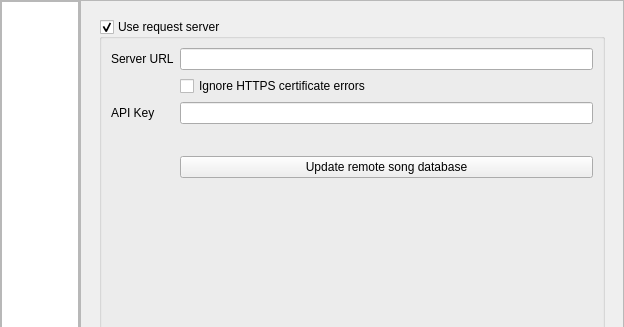
Above: OpenKJ/dlgsettings.ui from OpenKJ/OpenKJ before the change; both pictures show x 0 to 624 and y 0 to 327 of the 624 by 704 pixel window. Below: the same form after it.
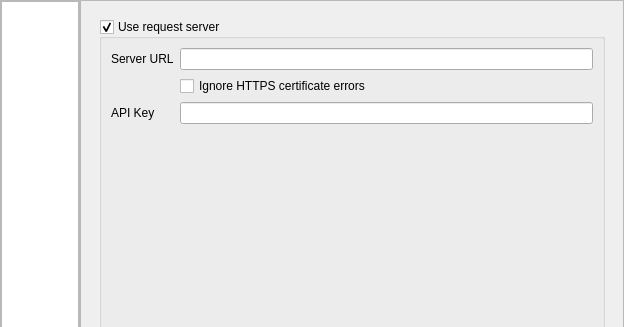
That is the form after the change. The open tabs and pages were chosen to show the change. Icons and pictures are not drawn.

Commit message: Moving remote database update UI elements to requests dialog instead of settings and moving the update code into the okjsongbookapi object

The edit to the form file:
```diff
--- a/OpenKJ/dlgsettings.ui
+++ b/OpenKJ/dlgsettings.ui
@@ -830,39 +830,6 @@
                  <item row="2" column="1">
                   <widget class="QLineEdit" name="lineEditApiKey"/>
                  </item>
-                 <item row="4" column="0">
-                  <spacer name="horizontalSpacer_9">
-                   <property name="orientation">
-                    <enum>Qt::Horizontal</enum>
-                   </property>
-                   <property name="sizeHint" stdset="0">
-                    <size>
-                     <width>40</width>
-                     <height>20</height>
-                    </size>
-                   </property>
-                  </spacer>
-                 </item>
-                 <item row="4" column="1">
-                  <widget class="QPushButton" name="pushButtonUpdateRemoteDb">
-                   <property name="text">
-                    <string>Update remote song database</string>
-                   </property>
-                  </widget>
-                 </item>
-                 <item row="3" column="1">
-                  <spacer name="horizontalSpacer_6">
-                   <property name="orientation">
-                    <enum>Qt::Horizontal</enum>
-                   </property>
-                   <property name="sizeHint" stdset="0">
-                    <size>
-                     <width>40</width>
-                     <height>20</height>
-                    </size>
-                   </property>
-                  </spacer>
-                 </item>
                 </layout>
                </item>
               </layout>
```
Left out of the diff: 2 changed lines with no effect on the pictures. The commit also changes 7 other files.
